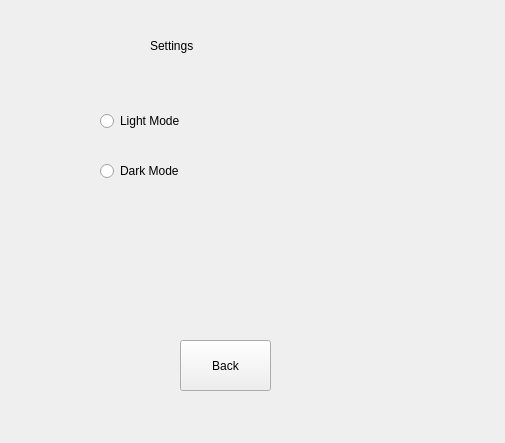
Before: the Qt Designer form asd/settings.ui in rkishibe/diaggaze, drawn with Qt 5.
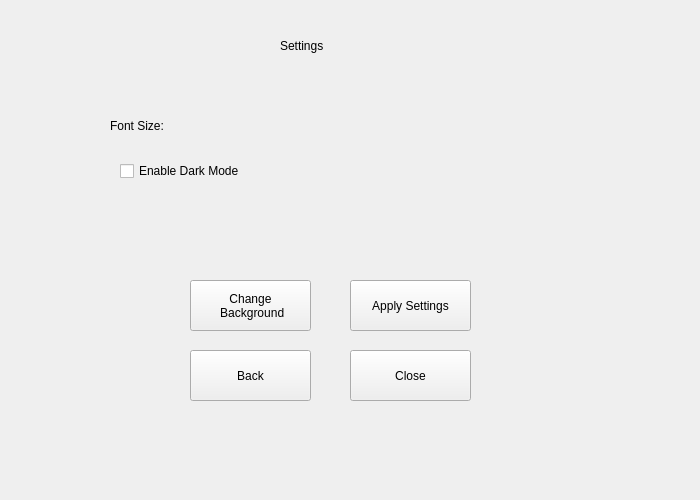
After: the same form once the commit is applied.

```diff
--- a/asd/settings.ui
+++ b/asd/settings.ui
@@ -6,8 +6,8 @@
    <rect>
     <x>0</x>
     <y>0</y>
-    <width>505</width>
-    <height>443</height>
+    <width>700</width>
+    <height>500</height>
    </rect>
   </property>
   <property name="windowTitle">
@@ -16,7 +16,7 @@
   <widget class="QLabel" name="label">
    <property name="geometry">
     <rect>
-     <x>150</x>
+     <x>280</x>
      <y>20</y>
      <width>101</width>
      <height>51</height>
@@ -29,9 +29,9 @@
   <widget class="QPushButton" name="back_button">
    <property name="geometry">
     <rect>
-     <x>180</x>
-     <y>340</y>
-     <width>91</width>
+     <x>190</x>
+     <y>350</y>
+     <width>121</width>
      <height>51</height>
     </rect>
    </property>
@@ -39,30 +39,70 @@
     <string>Back</string>
    </property>
   </widget>
-  <widget class="QRadioButton" name="radioButton">
+  <widget class="QPushButton" name="apply_button">
    <property name="geometry">
     <rect>
-     <x>100</x>
+     <x>350</x>
+     <y>280</y>
+     <width>121</width>
+     <height>51</height>
+    </rect>
+   </property>
+   <property name="text">
+    <string>Apply Settings</string>
+   </property>
+  </widget>
+  <widget class="QPushButton" name="bg_color_button">
+   <property name="geometry">
+    <rect>
+     <x>190</x>
+     <y>280</y>
+     <width>121</width>
+     <height>51</height>
+    </rect>
+   </property>
+   <property name="text">
+    <string>Change 
+ Background</string>
+   </property>
+  </widget>
+  <widget class="QPushButton" name="close_button">
+   <property name="geometry">
+    <rect>
+     <x>350</x>
+     <y>350</y>
+     <width>121</width>
+     <height>51</height>
+    </rect>
+   </property>
+   <property name="text">
+    <string>Close</string>
+   </property>
+  </widget>
+  <widget class="QLabel" name="font_size_label">
+   <property name="geometry">
+    <rect>
+     <x>110</x>
      <y>110</y>
-     <width>91</width>
-     <height>22</height>
+     <width>61</width>
+     <height>31</height>
     </rect>
    </property>
    <property name="text">
-    <string>Light Mode</string>
+    <string>Font Size:</string>
    </property>
   </widget>
-  <widget class="QRadioButton" name="radioButton_2">
+  <widget class="QCheckBox" name="dark_mode_checkbox">
    <property name="geometry">
     <rect>
-     <x>100</x>
+     <x>120</x>
      <y>160</y>
-     <width>91</width>
+     <width>131</width>
      <height>22</height>
     </rect>
    </property>
    <property name="text">
-    <string>Dark Mode</string>
+    <string>Enable Dark Mode</string>
    </property>
   </widget>
  </widget>
```
